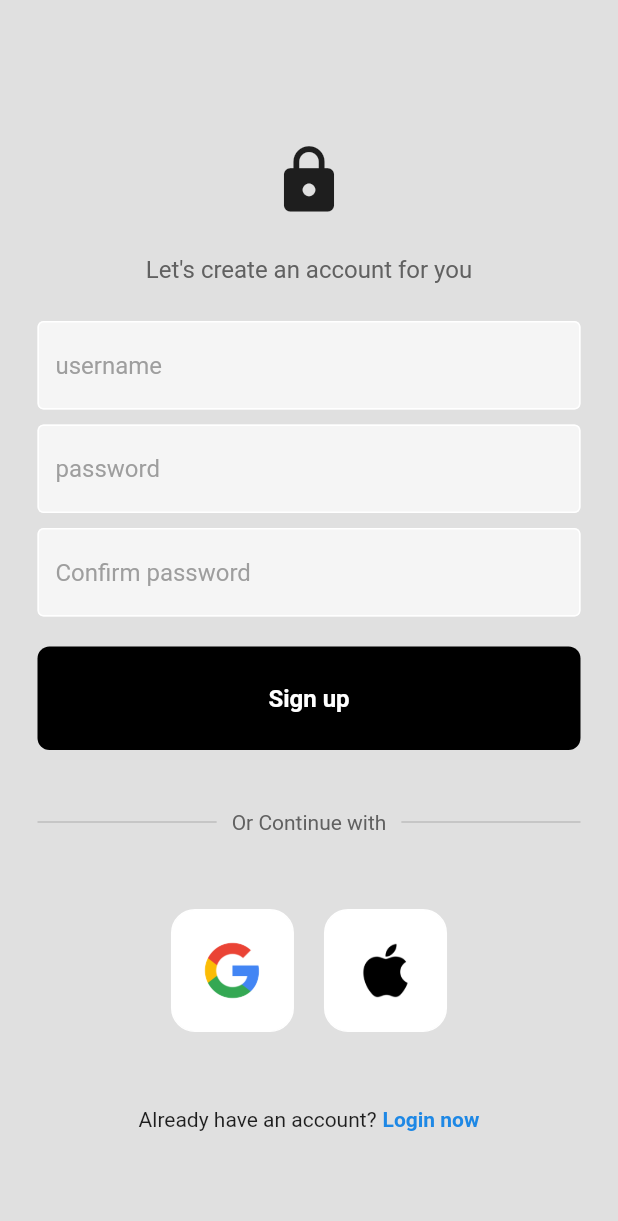
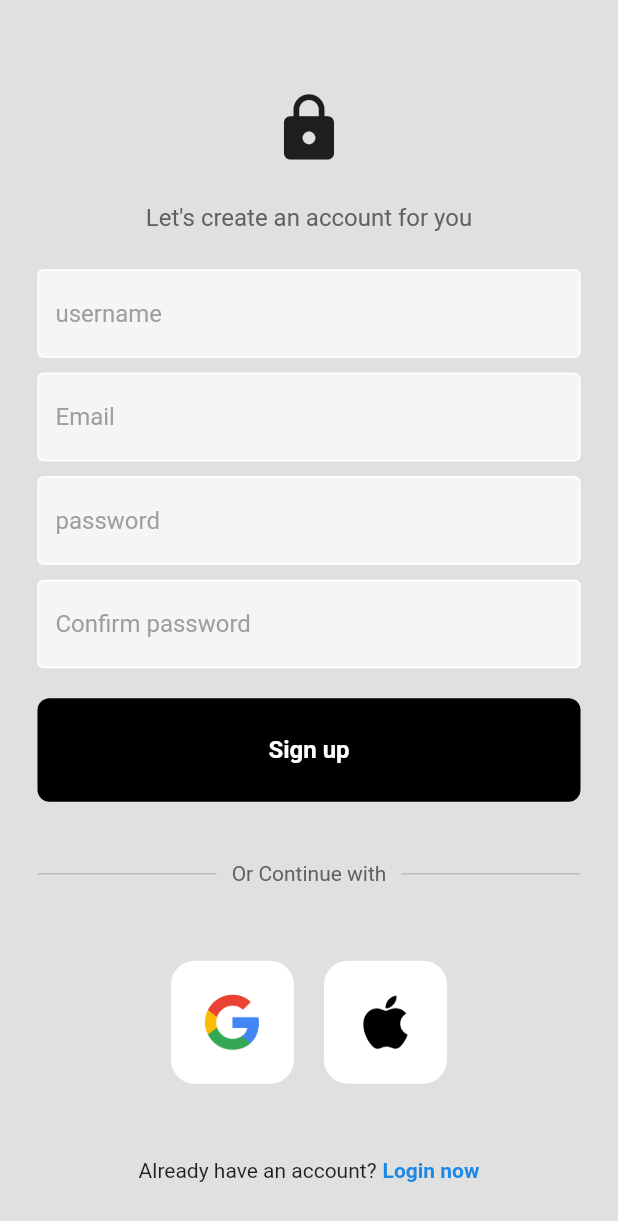
Before and after one commit to tnadev18/NFC_OCR_Auth_app, a Flutter app: the RegisterPage screen opened directly with empty values, on a phone screen of 412 x 824 dp. Shown: the top 1221 px of the screen. Run offline on Flutter 3.47's test engine with Material 2 defaults, Android fonts, the phone set to English and light mode, and no system bars; our stand-ins replace firebase_auth, firebase_core, google_sign_in; accounts and stored records are empty.

Commit message:
userFirstName

```diff
--- a/lib/pages/home_page.dart
+++ b/lib/pages/home_page.dart
@@ -22,7 +22,7 @@ class HomePage extends StatelessWidget {
       ]),
       body: Center(
           child: Text(
-        "Logged in AS: " + user.email!,
+        "Logged in AS: " + user.email! +" "+user.uid,
         style: TextStyle(fontSize: 20),
       )),
     );
--- a/lib/pages/register_pages.dart
+++ b/lib/pages/register_pages.dart
@@ -19,6 +19,7 @@ class _RegisterPageState extends State<RegisterPage> {
   final usernameController = TextEditingController();
   final passwordController = TextEditingController();
   final conformPasswordController = TextEditingController();
+  final userFirstnameController = TextEditingController();
 
   //sign user up
   void signUserUp() async {
@@ -100,10 +101,21 @@ class _RegisterPageState extends State<RegisterPage> {
                   height: 25,
                 ),
 
-                //username
+                //fisrt name and last name
+                MyTextField(
+                  controller: userFirstnameController,
+                  hintText: 'username',
+                  obscureText: false,
+                ),
+
+                const SizedBox(
+                  height: 10,
+                ),
+
+                //email
                 MyTextField(
                   controller: usernameController,
-                  hintText: 'username',
+                  hintText: 'Email',
                   obscureText: false,
                 ),
 
```
